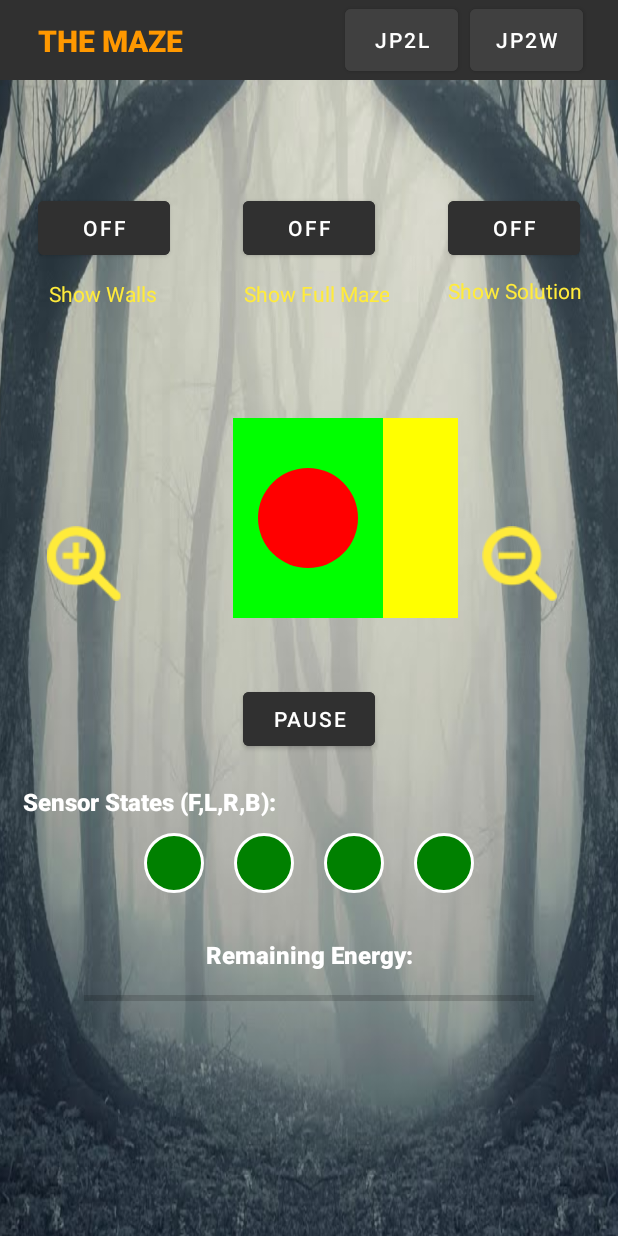
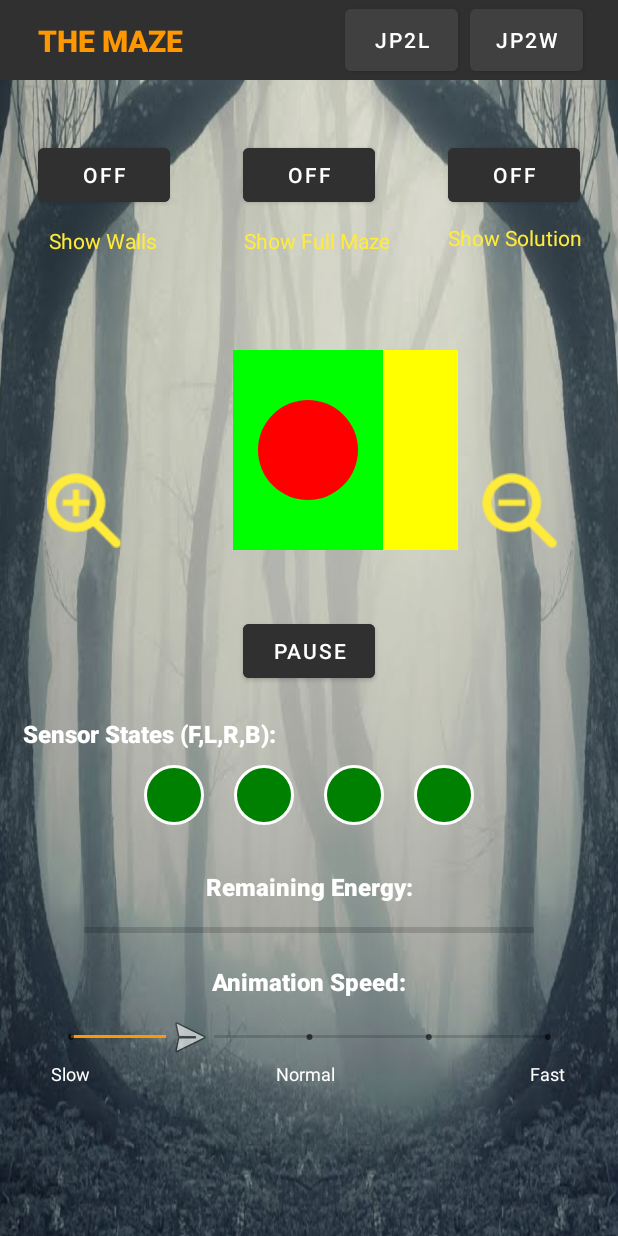
Before and after one commit to sahmadzai/androidmazegame, an Android app: the PlayAnimationActivity screen opened directly, with no data from a screen before it, on a phone screen of 412 x 824 dp. Run offline under Robolectric (Android 15) with nearby library versions, the light colour scheme and no system bars.

Commit message:
Added animation speed seekbar in play animation activity

```diff
--- a/app/src/main/java/edu/wm/cs/cs301/amazebyshamsullahahmadzai/gui/PlayAnimationActivity.java
+++ b/app/src/main/java/edu/wm/cs/cs301/amazebyshamsullahahmadzai/gui/PlayAnimationActivity.java
@@ -5,6 +5,7 @@ import android.graphics.Color;
 import android.os.Bundle;
 import android.util.Log;
 import android.widget.Button;
+import android.widget.SeekBar;
 
 import androidx.appcompat.app.AppCompatActivity;
 import androidx.core.content.ContextCompat;
@@ -16,6 +17,7 @@ import edu.wm.cs.cs301.amazebyshamsullahahmadzai.R;
 
 public class PlayAnimationActivity extends AppCompatActivity {
 
+    private int animSpeed;
     private final int LENGTH_SHORT = 800;
     private final String LOG_TAG = "PlayAnimationActivity";
 
@@ -29,6 +31,8 @@ public class PlayAnimationActivity extends AppCompatActivity {
         setUpButtons();
 
         setUpToggleButtons();
+
+        setUpAnimationSpeed();
     }
 
     @Override
@@ -122,4 +126,25 @@ public class PlayAnimationActivity extends AppCompatActivity {
             }
         });
     }
+
+    private void setUpAnimationSpeed() {
+        SeekBar animSpeedSlider = findViewById(R.id.animSpeed);
+        animSpeedSlider.setOnSeekBarChangeListener(new SeekBar.OnSeekBarChangeListener() {
+            @Override
+            public void onProgressChanged(SeekBar seekBar, int i, boolean b) {
+                animSpeed = i;
+                Log.v(LOG_TAG, "Animation speed is now: " + (animSpeed+1));
+                String text = "Animation speed is now: " + (animSpeed+1);
+                Snackbar.make(seekBar, text, Snackbar.LENGTH_SHORT).setDuration(LENGTH_SHORT).show();
+            }
+            @Override
+            public void onStartTrackingTouch(SeekBar seekBar) {
+
+            }
+            @Override
+            public void onStopTrackingTouch(SeekBar seekBar) {
+
+            }
+        });
+    }
 }
--- a/app/src/main/res/layout/activity_play_animation.xml
+++ b/app/src/main/res/layout/activity_play_animation.xml
@@ -84,7 +84,7 @@
             android:id="@+id/topButtons"
             android:layout_width="match_parent"
             android:layout_height="0dp"
-            android:layout_marginTop="45dp"
+            android:layout_marginTop="10dp"
             app:layout_constraintEnd_toEndOf="parent"
             app:layout_constraintHorizontal_bias="0.5"
             app:layout_constraintStart_toStartOf="parent"
@@ -175,7 +175,7 @@
             android:id="@+id/maze_view"
             android:layout_width="200dp"
             android:layout_height="200dp"
-            android:layout_marginTop="40dp"
+            android:layout_marginTop="30dp"
             app:layout_constraintEnd_toEndOf="parent"
             app:layout_constraintHorizontal_bias="0.497"
             app:layout_constraintStart_toStartOf="parent"
@@ -247,8 +247,8 @@
             android:id="@+id/textView13"
             android:layout_width="wrap_content"
             android:layout_height="wrap_content"
+            android:layout_marginStart="15dp"
             android:layout_marginTop="20dp"
-            android:layout_marginStart="15dp"
             android:fontFamily="sans-serif-black"
             android:text="@string/sensor_title"
             android:textColor="#FFF"
@@ -271,16 +271,16 @@
                 android:layout_width="40dp"
                 android:layout_height="40dp"
                 android:layout_marginEnd="20dp"
-                app:srcCompat="@drawable/snsrstate_green"
-                android:contentDescription="@string/sensor_title"/>
+                android:contentDescription="@string/sensor_title"
+                app:srcCompat="@drawable/snsrstate_green" />
 
             <ImageView
                 android:id="@+id/lsensor_state"
                 android:layout_width="40dp"
                 android:layout_height="40dp"
                 android:layout_marginEnd="20dp"
-                app:srcCompat="@drawable/snsrstate_green"
-                android:contentDescription="@string/sensor_title"/>
+                android:contentDescription="@string/sensor_title"
+                app:srcCompat="@drawable/snsrstate_green" />
 
             <ImageView
                 android:id="@+id/rsensor_state"
@@ -298,6 +298,69 @@
                 app:srcCompat="@drawable/snsrstate_green" />
         </TableRow>
 
+        <TextView
+            android:id="@+id/textView14"
+            android:layout_width="wrap_content"
+            android:layout_height="wrap_content"
+            android:layout_marginTop="15dp"
+            android:fontFamily="sans-serif-black"
+            android:text="@string/animSpeed"
+            android:textColor="#FFF"
+            android:textSize="16sp"
+            app:layout_constraintEnd_toEndOf="parent"
+            app:layout_constraintStart_toStartOf="parent"
+            app:layout_constraintTop_toBottomOf="@+id/progressBar2" />
+
+        <SeekBar
+            android:id="@+id/animSpeed"
+            style="@android:style/Widget.Material.SeekBar.Discrete"
+            android:layout_width="350dp"
+            android:layout_height="wrap_content"
+            android:layout_marginTop="10dp"
+            android:max="4"
+            android:progress="1"
+            android:progressTint="#FF9800"
+            android:thumb="@android:drawable/ic_menu_send"
+            app:layout_constraintEnd_toEndOf="parent"
+            app:layout_constraintStart_toStartOf="parent"
+            app:layout_constraintTop_toBottomOf="@+id/textView14" />
+
+        <TextView
+            android:id="@+id/speed_0"
+            android:layout_width="wrap_content"
+            android:layout_height="wrap_content"
+            android:layout_marginStart="34dp"
+            android:fontFamily="sans-serif"
+            android:text="@string/speed_0"
+            android:textColor="#FFF"
+            android:textSize="12sp"
+            app:layout_constraintStart_toStartOf="parent"
+            app:layout_constraintTop_toBottomOf="@+id/animSpeed" />
+
+        <TextView
+            android:id="@+id/speed_2"
+            android:layout_width="wrap_content"
+            android:layout_height="wrap_content"
+            android:layout_marginStart="124dp"
+            android:fontFamily="sans-serif"
+            android:text="@string/speed_2"
+            android:textColor="#FFF"
+            android:textSize="12sp"
+            app:layout_constraintStart_toEndOf="@id/speed_0"
+            app:layout_constraintTop_toBottomOf="@+id/animSpeed" />
+
+        <TextView
+            android:id="@+id/speed_4"
+            android:layout_width="wrap_content"
+            android:layout_height="wrap_content"
+            android:layout_marginStart="130dp"
+            android:fontFamily="sans-serif"
+            android:text="@string/speed_4"
+            android:textColor="#FFF"
+            android:textSize="12sp"
+            app:layout_constraintStart_toEndOf="@id/speed_2"
+            app:layout_constraintTop_toBottomOf="@+id/animSpeed" />
+
     </androidx.constraintlayout.widget.ConstraintLayout>
 
 </androidx.constraintlayout.widget.ConstraintLayout>
--- a/app/src/main/res/values/strings.xml
+++ b/app/src/main/res/values/strings.xml
@@ -68,6 +68,10 @@
     <string name="sensor_title">Sensor States (F,L,R,B):</string>
     <string name="state_pause">Pause</string>
     <string name="state_play">Play</string>
+    <string name="animSpeed">Animation Speed:</string>
+    <string name="speed_0">Slow</string>
+    <string name="speed_2">Normal</string>
+    <string name="speed_4">Fast</string>
     <!-- PlayAnimationActivity Strings END -->
 
     <!-- WinningActivity & LosingActivity Strings START -->
```
